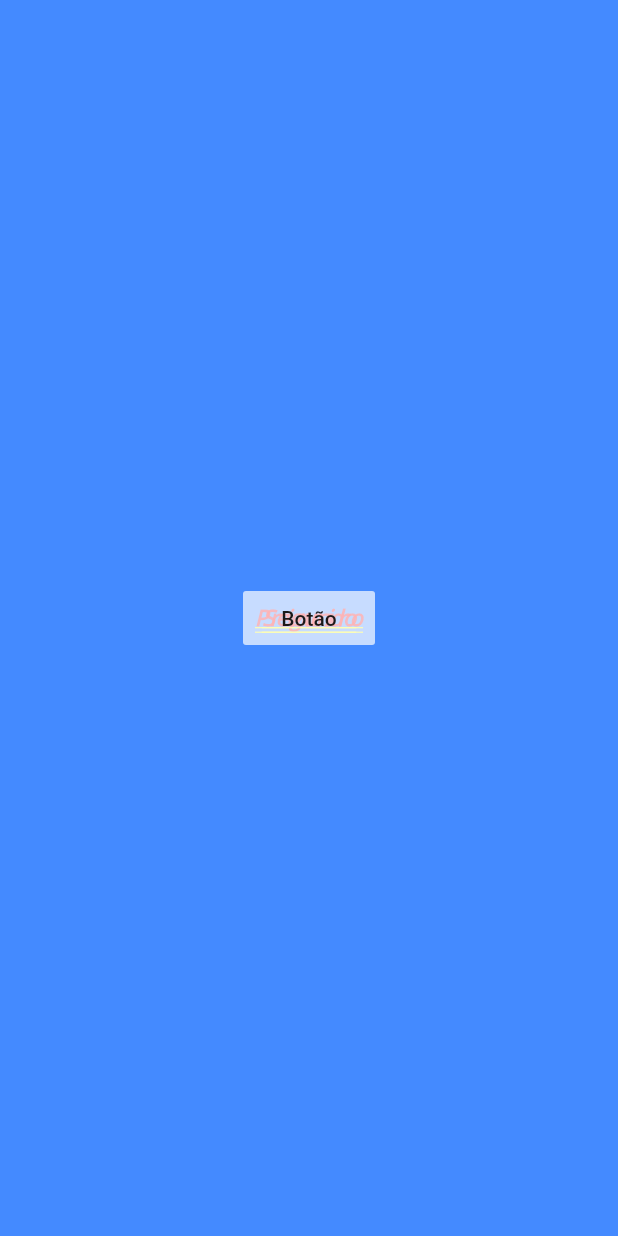
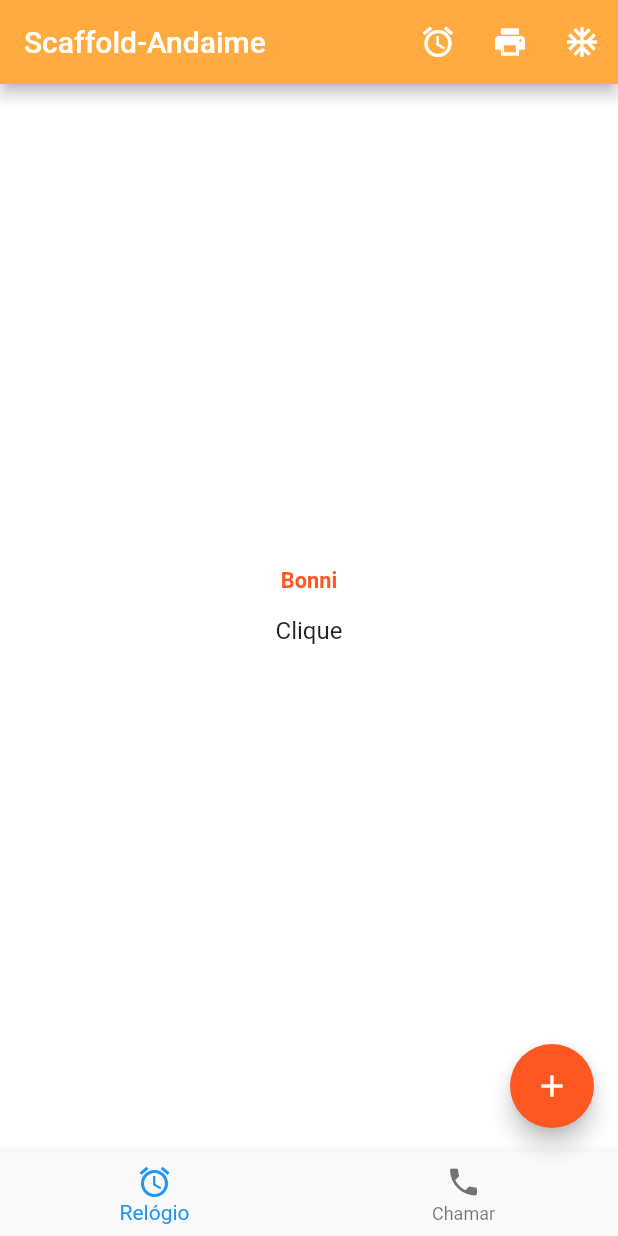
Before and after one commit to mikaelboff/flutter-segundo-app, a Flutter app: the screen it shows after launch, on a phone screen of 412 x 824 dp. Run offline on Flutter 3.47's test engine with Material 2 defaults, Android fonts, the phone set to English and light mode, and no system bars.

Commit message:
Teste de itens no scaffold

```diff
--- a/lib/main.dart
+++ b/lib/main.dart
@@ -1,12 +1,10 @@
 import 'package:flutter/material.dart';
 
-import 'ui/coluna.dart';
+import 'ui/home.dart';
 
-void main() {
-  runApp(
-    new MaterialApp(
-      title: "Olá",
-      home: new Coluna(),
-    ),
-  );
-}
+void  main() =>runApp(
+  new MaterialApp(
+    title: "Andaime",
+    home:new Home()
+  )
+);
--- /dev/null
+++ b/lib/ui/home.dart
@@ -0,0 +1,60 @@
+import 'package:flutter/material.dart';
+
+class Home extends StatelessWidget {
+  @override
+  Widget build(BuildContext context) {
+    return Scaffold(
+      appBar: AppBar(
+        title: Text("Scaffold-Andaime"),
+        backgroundColor: Colors.orangeAccent,
+        actions: <Widget>[
+          IconButton(
+              icon: new Icon(Icons.alarm), onPressed: () => debugPrint("Ola")),
+          IconButton(
+              icon: new Icon(Icons.print), onPressed: () => debugPrint("Hi")),
+          IconButton(
+              icon: new Icon(Icons.ac_unit),
+              onPressed: () => debugPrint("salve"))
+        ],
+      ),
+      backgroundColor: Colors.white,
+      body: Container(
+        alignment: Alignment.center,
+        child: Column(
+          mainAxisAlignment: MainAxisAlignment.center,
+          children: <Widget>[
+            Text(
+              "Bonni",
+              style: TextStyle(
+                  fontSize: 14.5,
+                  fontWeight: FontWeight.w700,
+                  color: Colors.deepOrange),
+            ),
+            Padding(
+              padding: EdgeInsets.all(15.0),
+              //INKWELL=>OUVINTE DE EVENTOS(texto com listeners de tap, longpress)
+              child: InkWell(
+                  child: Text("Clique", style: TextStyle(fontSize: 16.0)),
+                  // onTap: () => debugPrint("texto tapado"),
+                  // onDoubleTap: () => debugPrint("Tap duplo")
+                  onLongPress: () => debugPrint("Long press")),
+            )
+          ],
+        ),
+      ),
+      bottomNavigationBar: BottomNavigationBar(
+        items: [
+          BottomNavigationBarItem(
+              icon: Icon(Icons.access_alarm), title: Text("Relógio")),
+          BottomNavigationBarItem(
+              icon: Icon(Icons.phone), title: Text("Chamar"))
+        ],
+      ),
+      floatingActionButton: FloatingActionButton(
+          onPressed: () => debugPrint("click no floating"),
+          tooltip: "Floating",
+          child: Icon(Icons.add),
+          backgroundColor: Colors.deepOrange),
+    );
+  }
+}
```
